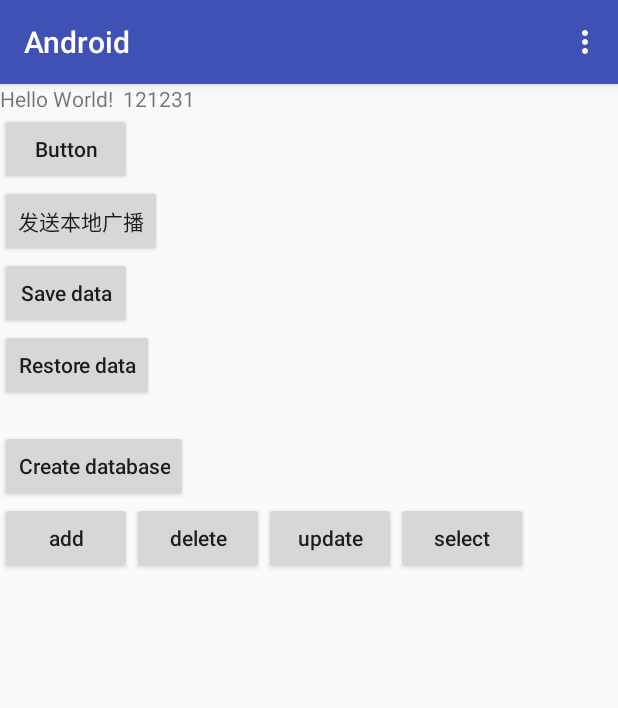
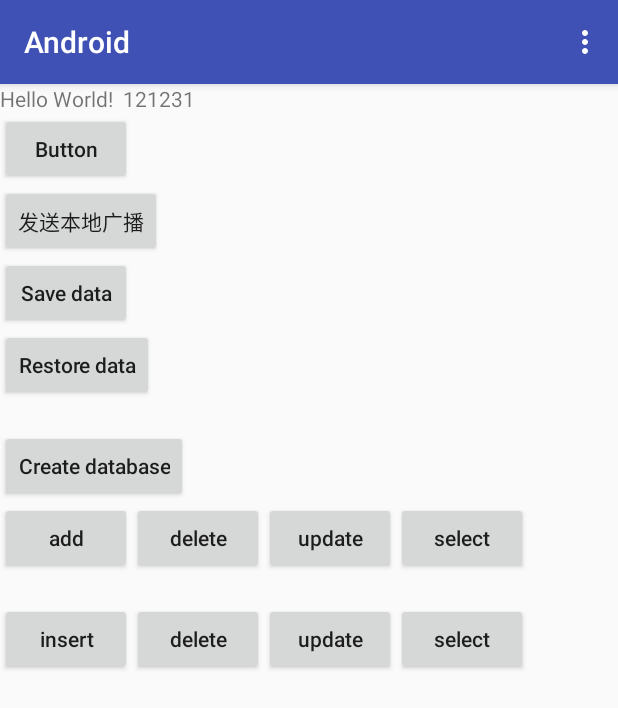
Before and after one commit to accpwds/myandroid, an Android app: the FirstActivity screen opened directly, with no data from a screen before it, after a tap on "Intent跳转与回调", on a phone screen of 412 x 824 dp. Shown: the top 708 px of the screen. Run offline under Robolectric (Android 15) with nearby library versions, the phone set to English and light mode, and no system bars; libraries missing offline, so code that uses them is left out: org.litepal.

Commit message:
2018-03-07 commit 1

```diff
--- a/app/src/main/java/com/example/android/FirstActivity.java
+++ b/app/src/main/java/com/example/android/FirstActivity.java
@@ -200,6 +200,27 @@ public class FirstActivity extends BaseActivity {
                 Toast.makeText(FirstActivity.this,"create success",Toast.LENGTH_SHORT).show();
             }
         });
+
+        Button button14 = (Button) findViewById(R.id.button14);
+        button14.setText("LitePal_CRUD");
+        button14.setOnClickListener(new View.OnClickListener() {
+            @Override
+            public void onClick(View v) {
+                Intent intent = new Intent(FirstActivity.this,LitePalActivity.class);
+                startActivity(intent);
+            }
+        });
+
+        Button button15 = (Button) findViewById(R.id.button15);
+        button15.setText("运行时申请权限");
+        button15.setOnClickListener(new View.OnClickListener() {
+            @Override
+            public void onClick(View v) {
+                Intent intent = new Intent(Intent.ACTION_DIAL);
+                intent.setData(Uri.parse("tel:10086"));
+                startActivity(intent);
+            }
+        });
     }
 
 
--- a/app/src/main/java/com/example/android/object/Book.java
+++ b/app/src/main/java/com/example/android/object/Book.java
@@ -1,10 +1,12 @@
 package com.example.android.object;
+
+import org.litepal.crud.DataSupport;
 
 /**
  * Created by Administrator on 2018/3/6.
  */
 
-public class Book {
+public class Book extends DataSupport {
 
     private int id;
 
--- a/app/src/main/res/layout/activity_main.xml
+++ b/app/src/main/res/layout/activity_main.xml
@@ -1,17 +1,25 @@
 <?xml version="1.0" encoding="utf-8"?>
+<LinearLayout xmlns:android="http://schemas.android.com/apk/res/android"
+    xmlns:app="http://schemas.android.com/apk/res-auto"
+    xmlns:tools="http://schemas.android.com/tools"
+    android:layout_width="match_parent"
+    android:layout_height="match_parent"
+    android:orientation="vertical">
+
+    <ScrollView
+        android:layout_width="match_parent"
+        android:layout_height="match_parent">
+
         <LinearLayout
-    xmlns:android="http://schemas.android.com/apk/res/android"
-    xmlns:tools="http://schemas.android.com/tools"
-    xmlns:app="http://schemas.android.com/apk/res-auto"
             android:layout_width="match_parent"
             android:layout_height="match_parent"
             android:orientation="vertical">
 
             <TextView
+                android:id="@+id/TextView"
                 android:layout_width="wrap_content"
                 android:layout_height="wrap_content"
                 android:text="Hello World!  121231"
-        android:id="@+id/TextView"
                 app:layout_constraintBottom_toBottomOf="parent"
                 app:layout_constraintLeft_toLeftOf="parent"
                 app:layout_constraintRight_toRightOf="parent"
@@ -41,27 +49,26 @@
                 android:text="Save data"
                 android:textAllCaps="false"
                 tools:layout_editor_absoluteX="135dp"
-        tools:layout_editor_absoluteY="16dp"/>
+                tools:layout_editor_absoluteY="16dp" />
 
             <Button
                 android:id="@+id/restore_data"
                 android:layout_width="wrap_content"
                 android:layout_height="wrap_content"
-        android:textAllCaps="false"
-        android:text="Restore data" />
+                android:text="Restore data"
+                android:textAllCaps="false" />
 
             <TextView
                 android:id="@+id/restore_text"
                 android:layout_width="match_parent"
-        android:layout_height="wrap_content"
-         />
+                android:layout_height="wrap_content" />
 
             <Button
                 android:id="@+id/create_database"
                 android:layout_width="wrap_content"
                 android:layout_height="wrap_content"
-        android:textAllCaps="false"
-        android:text="Create database" />
+                android:text="Create database"
+                android:textAllCaps="false" />
 
             <LinearLayout
                 android:layout_width="wrap_content"
@@ -72,29 +79,29 @@
                     android:id="@+id/add_data"
                     android:layout_width="match_parent"
                     android:layout_height="wrap_content"
-            android:textAllCaps="false"
-            android:text="add" />
+                    android:text="add"
+                    android:textAllCaps="false" />
 
                 <Button
                     android:id="@+id/del_data"
                     android:layout_width="match_parent"
                     android:layout_height="wrap_content"
-            android:textAllCaps="false"
-            android:text="delete" />
+                    android:text="delete"
+                    android:textAllCaps="false" />
 
                 <Button
                     android:id="@+id/update_data"
                     android:layout_width="match_parent"
                     android:layout_height="wrap_content"
-            android:textAllCaps="false"
-            android:text="update" />
+                    android:text="update"
+                    android:textAllCaps="false" />
 
                 <Button
                     android:id="@+id/select_data"
                     android:layout_width="match_parent"
                     android:layout_height="wrap_content"
-            android:textAllCaps="false"
-            android:text="select" />
+                    android:text="select"
+                    android:textAllCaps="false" />
 
             </LinearLayout>
 
@@ -103,4 +110,48 @@
                 android:layout_width="wrap_content"
                 android:layout_height="wrap_content" />
 
+
+            <LinearLayout
+                android:layout_width="match_parent"
+                android:layout_height="match_parent"
+                android:orientation="horizontal">
+
+                <Button
+                    android:id="@+id/insert"
+                    android:layout_width="wrap_content"
+                    android:layout_height="wrap_content"
+                    android:textAllCaps="false"
+                    android:text="insert" />
+
+                <Button
+                    android:id="@+id/delete"
+                    android:layout_width="wrap_content"
+                    android:layout_height="wrap_content"
+                    android:textAllCaps="false"
+                    android:text="delete" />
+
+                <Button
+                    android:id="@+id/update"
+                    android:layout_width="wrap_content"
+                    android:layout_height="wrap_content"
+                    android:textAllCaps="false"
+                    android:text="update" />
+
+                <Button
+                    android:id="@+id/select"
+                    android:layout_width="wrap_content"
+                    android:layout_height="wrap_content"
+                    android:textAllCaps="false"
+                    android:text="select" />
+
             </LinearLayout>
+
+            <TextView
+                android:id="@+id/query_text2"
+                android:layout_width="wrap_content"
+                android:layout_height="wrap_content" />
+
+        </LinearLayout>
+    </ScrollView>
+
+</LinearLayout>
```
Also changed, not shown: app/src/main/AndroidManifest.xml (+8 -0 lines), app/src/main/java/com/example/android/ContactsActivity.java (added, +27 -0 lines), app/src/main/java/com/example/android/LitePalActivity.java (added, +119 -0 lines). Lines whose indentation alone changed are shown as unchanged.
